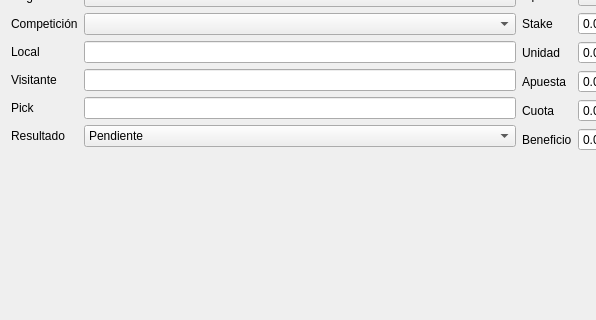
First picture: the form in ui/new_bet.ui, repository soker90/betcon, before the edit; both pictures show x 0 to 596 and y 83 to 403 of the 1038 by 403 pixel window.
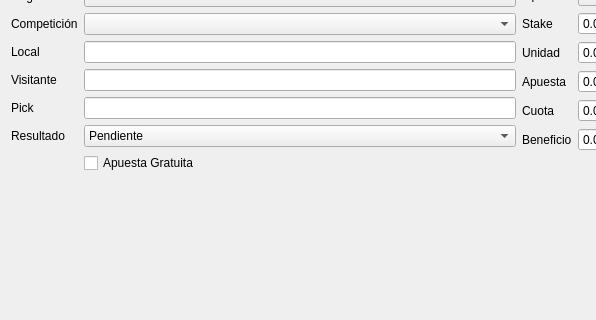
Second picture: the form after the edit.

The edit to the form file:
```diff
--- a/ui/new_bet.ui
+++ b/ui/new_bet.ui
@@ -149,6 +149,13 @@
        <item row="5" column="1">
         <widget class="QLineEdit" name="txtPlayer2"/>
        </item>
+       <item row="8" column="1">
+        <widget class="QCheckBox" name="checkBox">
+         <property name="text">
+          <string>Apuesta Gratuita</string>
+         </property>
+        </widget>
+       </item>
       </layout>
      </item>
      <item>
```
